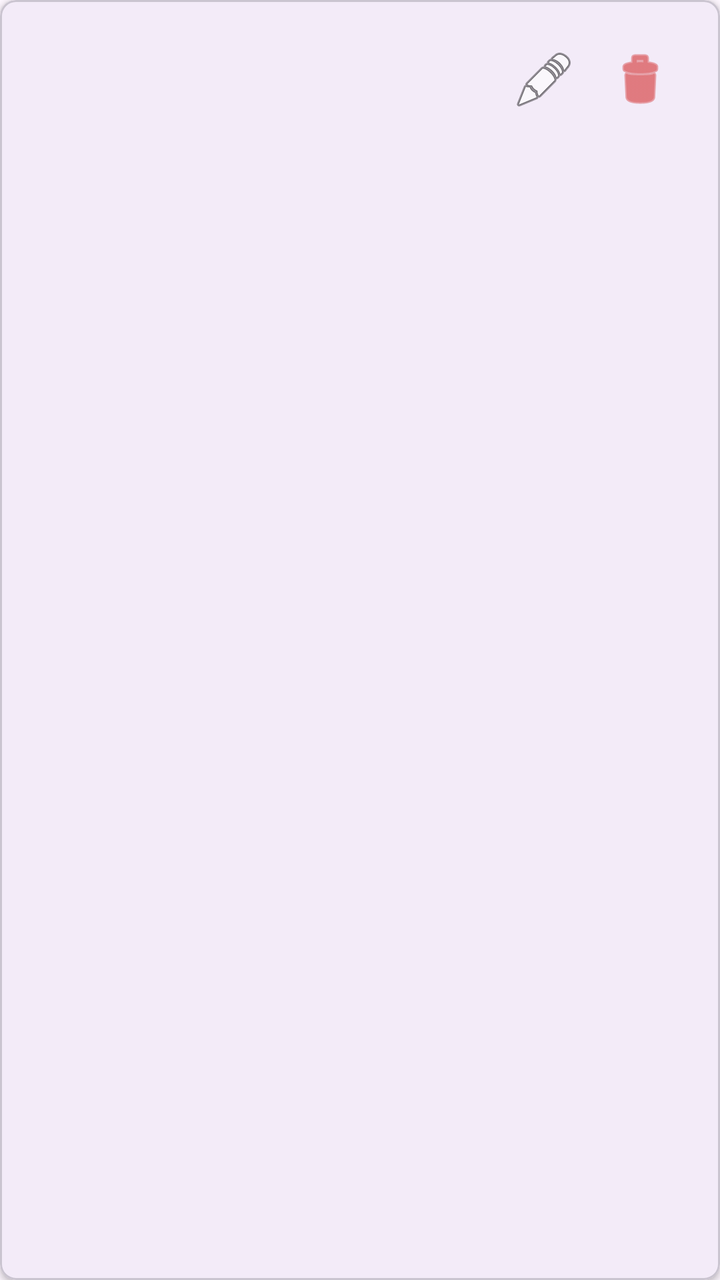
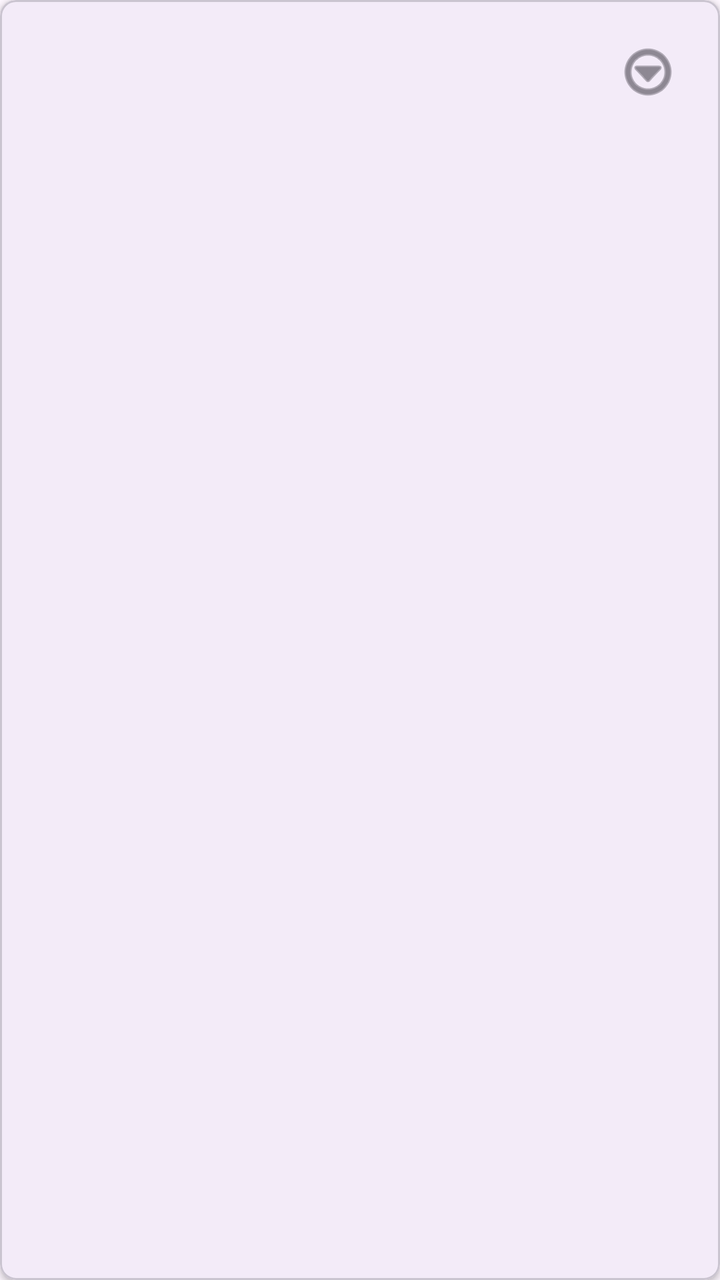

The first picture is an Android layout as it rendered before a commit; the second is the same layout after the commit. The layout source and the unified diff follow.
<!-- AndroidManifest.xml: application theme Theme.Memorizer -->
<!-- res/layout/item_flashcard.xml -->
<?xml version="1.0" encoding="utf-8"?>
<com.google.android.material.card.MaterialCardView xmlns:android="http://schemas.android.com/apk/res/android"
    xmlns:app="http://schemas.android.com/apk/res-auto"
    android:layout_width="match_parent"
    android:layout_height="wrap_content"
    android:layout_margin="8dp"
    app:cardElevation="2dp"
    app:cardCornerRadius="8dp">

    <LinearLayout
        android:layout_width="match_parent"
        android:layout_height="wrap_content"
        android:orientation="horizontal"
        android:padding="16dp">

        <LinearLayout
            android:layout_width="0dp"
            android:layout_height="wrap_content"
            android:layout_weight="1"
            android:orientation="vertical">

            <TextView
                android:id="@+id/tv_question"
                android:layout_width="wrap_content"
                android:layout_height="wrap_content"
                android:textSize="18sp"
                android:textStyle="bold" />

            <TextView
                android:id="@+id/tv_answer"
                android:layout_width="wrap_content"
                android:layout_height="wrap_content"
                android:layout_marginTop="4dp"
                android:textColor="#666666"
                android:textSize="16sp" />

            <TextView
                android:id="@+id/tv_category"
                android:layout_width="wrap_content"
                android:layout_height="wrap_content"
                android:layout_marginTop="4dp"
                android:textColor="#999999"
                android:textSize="12sp"
                android:textStyle="italic" />

        </LinearLayout>

        <ImageButton
            android:id="@+id/btn_edit"
            android:layout_width="48dp"
            android:layout_height="48dp"
            android:background="?attr/selectableItemBackgroundBorderless"
            android:contentDescription="Edit"
            android:src="@android:drawable/ic_menu_edit" />

        <ImageButton
            android:id="@+id/btn_delete"
            android:layout_width="48dp"
            android:layout_height="48dp"
            android:background="?attr/selectableItemBackgroundBorderless"
            android:contentDescription="Delete"
            android:src="@android:drawable/ic_menu_delete"
            app:tint="#D32F2F" />

    </LinearLayout>

</com.google.android.material.card.MaterialCardView>
<!-- resources referenced by this layout -->
<resources>
  <style name="Theme.Memorizer" parent="Theme.Material3.DayNight.NoActionBar" />
</resources>

<!-- the commit's change to res/layout/item_flashcard.xml (unified diff, before → after) -->
@@ -46,21 +46,13 @@
         </LinearLayout>
 
         <ImageButton
-            android:id="@+id/btn_edit"
-            android:layout_width="48dp"
-            android:layout_height="48dp"
+            android:id="@+id/btn_file_options"
+            android:layout_width="40dp"
+            android:layout_height="40dp"
             android:background="?attr/selectableItemBackgroundBorderless"
-            android:contentDescription="Edit"
-            android:src="@android:drawable/ic_menu_edit" />
-
-        <ImageButton
-            android:id="@+id/btn_delete"
-            android:layout_width="48dp"
-            android:layout_height="48dp"
-            android:background="?attr/selectableItemBackgroundBorderless"
-            android:contentDescription="Delete"
-            android:src="@android:drawable/ic_menu_delete"
-            app:tint="#D32F2F" />
+            android:src="@android:drawable/ic_menu_more"
+            android:contentDescription="Options"
+            app:tint="?attr/colorOnSurfaceVariant" />
 
     </LinearLayout>
 
